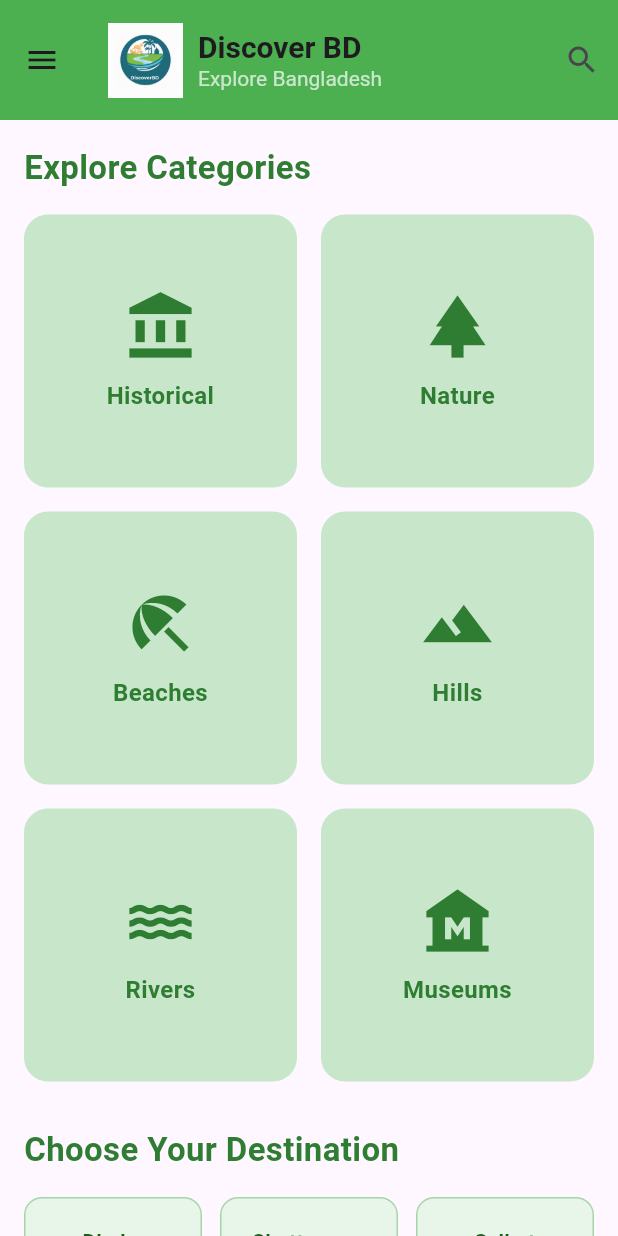
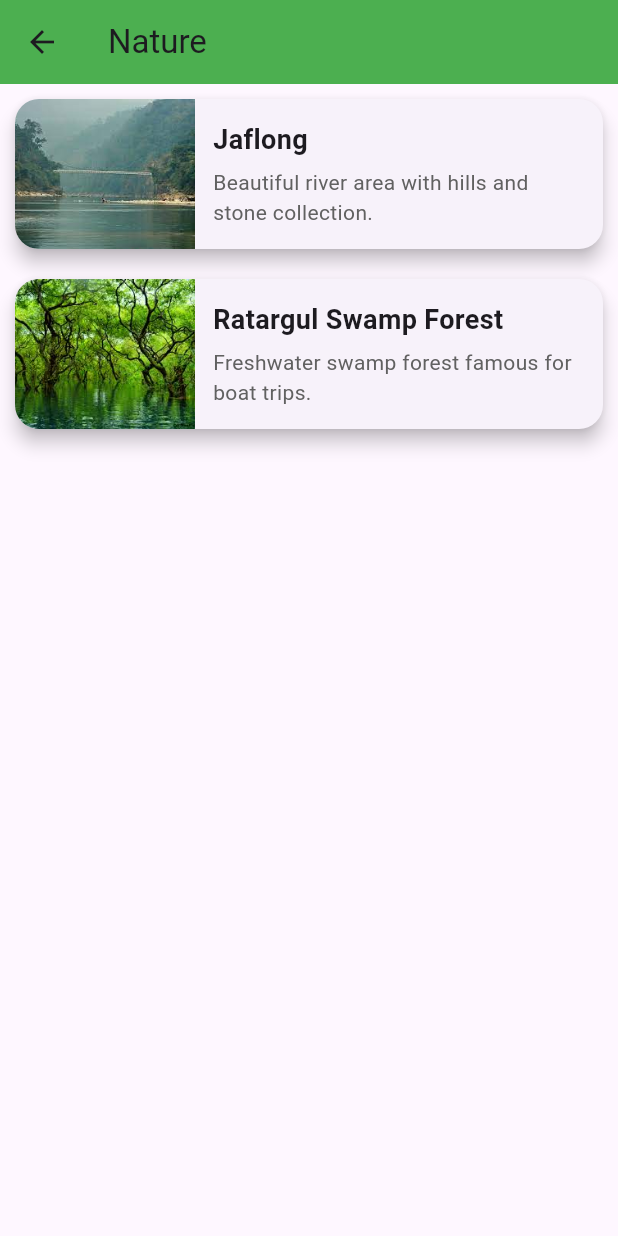
Before and after one commit to dasjoy7/sad_travel_project, a Flutter app: the screen it shows after launch, after a tap on "Sign In", after a tap on "Nature", on a phone screen of 412 x 824 dp. Run offline on Flutter 3.47's test engine with Material 3 defaults, Android fonts, the phone set to English and light mode, and no system bars.

Commit message:
tourist places added

```diff
--- /dev/null
+++ b/lib/data/tourist_places_data.dart
@@ -0,0 +1,40 @@
+import '../models/tourist_place.dart';
+
+List<TouristPlace> touristPlaces = [
+  TouristPlace(
+    name: "Jaflong",
+    description: "Beautiful river area with hills and stone collection.",
+    imageUrl: "assets/images/jaflong.jpg",
+    district: "Sylhet",
+    category: "Nature",
+    details:
+    "Jaflong is a scenic spot located in Sylhet, known for its crystal-clear river, rolling hills, and stone collection activities. It’s one of the most popular tourist spots in Bangladesh.",
+  ),
+  TouristPlace(
+    name: "Ratargul Swamp Forest",
+    description: "Freshwater swamp forest famous for boat trips.",
+    imageUrl: "assets/images/ratargul.jpg",
+    district: "Sylhet",
+    category: "Nature",
+    details:
+    "Ratargul is one of the few swamp forests in Bangladesh. During the rainy season, it becomes fully submerged, making boat rides a breathtaking experience.",
+  ),
+  TouristPlace(
+    name: "Lalbagh Fort",
+    description: "17th century Mughal fort in Dhaka.",
+    imageUrl: "assets/images/lalbagh.jpg",
+    district: "Dhaka",
+    category: "Historical",
+    details:
+    "Lalbagh Fort is an incomplete 17th-century Mughal fort complex. It stands as an important historical monument and attracts thousands of visitors every year.",
+  ),
+  TouristPlace(
+    name: "Cox’s Bazar Sea Beach",
+    description: "Longest unbroken sea beach in the world.",
+    imageUrl: "assets/images/coxbazar.jpg",
+    district: "Cox’s Bazar",
+    category: "Beaches",
+    details:
+    "Cox’s Bazar is famous for having the world’s longest natural sandy sea beach. It’s a hub for tourism, seafood, and beach activities.",
+  ),
+];
--- /dev/null
+++ b/lib/models/tourist_place.dart
@@ -0,0 +1,17 @@
+class TouristPlace {
+  final String name;
+  final String description;
+  final String imageUrl;
+  final String district;
+  final String category;
+  final String details;
+
+  TouristPlace({
+    required this.name,
+    required this.description,
+    required this.imageUrl,
+    required this.district,
+    required this.category,
+    required this.details,
+  });
+}
--- a/lib/pages/home_page.dart
+++ b/lib/pages/home_page.dart
@@ -1,17 +1,12 @@
 import 'package:flutter/material.dart';
+import 'package:sad_travel_project/data/tourist_places_data.dart';
+import 'all_jilas_page.dart';
+import 'package:sad_travel_project/pages/places_list_page.dart';
 
 class HomePage extends StatelessWidget {
   final String username;
 
   HomePage({this.username = "Guest"});
-
-  // List of Bangladesh districts (Jilas)
-  final List<String> jilas = [
-    "Dhaka", "Chattogram", "Sylhet", "Khulna", "Rajshahi",
-    "Barishal", "Rangpur", "Mymensingh", "Comilla", "Jessore",
-    "Bogra", "Cox's Bazar", "Pabna", "Tangail", "Dinajpur",
-    // add more as needed
-  ];
 
   @override
   Widget build(BuildContext context) {
@@ -21,7 +16,13 @@ class HomePage extends StatelessWidget {
           padding: EdgeInsets.zero,
           children: [
             DrawerHeader(
-              decoration: BoxDecoration(color: Colors.green),
+              decoration: BoxDecoration(
+                gradient: LinearGradient(
+                  colors: [Colors.green, Colors.teal],
+                  begin: Alignment.topLeft,
+                  end: Alignment.bottomRight,
+                ),
+              ),
               child: Column(
                 crossAxisAlignment: CrossAxisAlignment.start,
                 mainAxisAlignment: MainAxisAlignment.center,
@@ -95,7 +96,57 @@ class HomePage extends StatelessWidget {
         child: Column(
           crossAxisAlignment: CrossAxisAlignment.start,
           children: [
-            // 1. Explore Categories
+            // 1. Choose Your Destination
+            Text(
+              'Choose Your Destination',
+              style: TextStyle(
+                  fontSize: 22,
+                  fontWeight: FontWeight.bold,
+                  color: Colors.green[800]),
+            ),
+            SizedBox(height: 16),
+            InkWell(
+              onTap: () {
+                Navigator.push(
+                  context,
+                  MaterialPageRoute(builder: (context) => AllJilasPage()),
+                );
+              },
+              borderRadius: BorderRadius.circular(16),
+              splashColor: Colors.green.withOpacity(0.3),
+              child: Container(
+                height: 100,
+                decoration: BoxDecoration(
+                  gradient: LinearGradient(
+                    colors: [Colors.green.shade300, Colors.green.shade600],
+                    begin: Alignment.topLeft,
+                    end: Alignment.bottomRight,
+                  ),
+                  borderRadius: BorderRadius.circular(16),
+                  boxShadow: [
+                    BoxShadow(
+                      color: Colors.green.withOpacity(0.4),
+                      blurRadius: 8,
+                      offset: Offset(2, 4),
+                    ),
+                  ],
+                ),
+                child: Center(
+                  child: Text(
+                    'Tap to View All Jilas',
+                    style: TextStyle(
+                      fontSize: 20,
+                      fontWeight: FontWeight.bold,
+                      color: Colors.white,
+                      letterSpacing: 1,
+                    ),
+                  ),
+                ),
+              ),
+            ),
+            SizedBox(height: 30),
+
+            // 2. Explore Categories
             Text(
               'Explore Categories',
               style: TextStyle(
@@ -111,41 +162,17 @@ class HomePage extends StatelessWidget {
               shrinkWrap: true,
               physics: NeverScrollableScrollPhysics(),
               children: [
-                optionBlock('Historical', Icons.account_balance),
-                optionBlock('Nature', Icons.park),
-                optionBlock('Beaches', Icons.beach_access),
-                optionBlock('Hills', Icons.terrain),
-                optionBlock('Rivers', Icons.water),
-                optionBlock('Museums', Icons.museum),
+                optionBlock('Historical', Icons.account_balance, context),
+                optionBlock('Nature', Icons.park, context),
+                optionBlock('Beaches', Icons.beach_access, context),
+                optionBlock('Hills', Icons.terrain, context),
+                optionBlock('Rivers', Icons.water, context),
+                optionBlock('Museums', Icons.museum, context),
               ],
             ),
             SizedBox(height: 30),
 
-            // 2. Choose Your Destination
-            Text(
-              'Choose Your Destination',
-              style: TextStyle(
-                  fontSize: 22,
-                  fontWeight: FontWeight.bold,
-                  color: Colors.green[800]),
-            ),
-            SizedBox(height: 16),
-            GridView.builder(
-              itemCount: jilas.length,
-              shrinkWrap: true,
-              physics: NeverScrollableScrollPhysics(),
-              gridDelegate: SliverGridDelegateWithFixedCrossAxisCount(
-                  crossAxisCount: 3,
-                  crossAxisSpacing: 12,
-                  mainAxisSpacing: 12,
-                  childAspectRatio: 2),
-              itemBuilder: (context, index) {
-                return destinationCard(jilas[index]);
-              },
-            ),
-            SizedBox(height: 30),
-
-            // 3. Other Sections (Blogs, Videos, Food, Festivals)
+            // 3. Popular Sections
             Text(
               'Popular Sections',
               style: TextStyle(
@@ -161,10 +188,10 @@ class HomePage extends StatelessWidget {
               shrinkWrap: true,
               physics: NeverScrollableScrollPhysics(),
               children: [
-                optionBlock('Travel Blogs', Icons.book),
-                optionBlock('Travel Videos', Icons.video_collection),
-                optionBlock('Food & Cuisine', Icons.restaurant),
-                optionBlock('Festivals & Events', Icons.event),
+                optionBlock('Travel Blogs', Icons.book, context),
+                optionBlock('Travel Videos', Icons.video_collection, context),
+                optionBlock('Food & Cuisine', Icons.restaurant, context),
+                optionBlock('Festivals & Events', Icons.event, context),
               ],
             ),
           ],
@@ -173,54 +200,55 @@ class HomePage extends StatelessWidget {
     );
   }
 
-  // Reusable category block
-  Widget optionBlock(String title, IconData icon) {
-    return Container(
-      decoration: BoxDecoration(
-        color: Colors.green[100],
-        borderRadius: BorderRadius.circular(16),
-      ),
-      child: InkWell(
-        onTap: () {},
+  // Reusable category block with navigation
+  Widget optionBlock(String title, IconData icon, BuildContext context) {
+    // Filter places according to the selected category
+    final filteredPlaces = touristPlaces
+        .where((place) => place.category == title)
+        .toList();
+
+    return InkWell(
+      borderRadius: BorderRadius.circular(16),
+      splashColor: Colors.green.withOpacity(0.3),
+      onTap: () {
+        Navigator.push(
+          context,
+          MaterialPageRoute(
+            builder: (context) =>
+                PlacesListPage(title: title, places: filteredPlaces),
+          ),
+        );
+      },
+      child: Container(
+        decoration: BoxDecoration(
+          gradient: LinearGradient(
+            colors: [Colors.green.shade200, Colors.green.shade400],
+            begin: Alignment.topLeft,
+            end: Alignment.bottomRight,
+          ),
+          borderRadius: BorderRadius.circular(16),
+          boxShadow: [
+            BoxShadow(
+              color: Colors.green.withOpacity(0.4),
+              blurRadius: 6,
+              offset: Offset(2, 4),
+            ),
+          ],
+        ),
         child: Column(
           mainAxisAlignment: MainAxisAlignment.center,
           children: [
-            Icon(icon, size: 50, color: Colors.green[800]),
+            Icon(icon, size: 50, color: Colors.white),
             SizedBox(height: 10),
             Text(
               title,
               textAlign: TextAlign.center,
               style: TextStyle(
-                  fontSize: 16, fontWeight: FontWeight.bold, color: Colors.green[800]),
+                  fontSize: 16, fontWeight: FontWeight.bold, color: Colors.white),
             ),
           ],
         ),
       ),
     );
   }
-
-  // Destination Card
-  Widget destinationCard(String title) {
-    return Container(
-      decoration: BoxDecoration(
-        color: Colors.green[50],
-        borderRadius: BorderRadius.circular(12),
-        border: Border.all(color: Colors.green.shade200),
-      ),
-      child: InkWell(
-        onTap: () {
-          // TODO: Navigate to district details
-        },
-        child: Center(
-          child: Text(
-            title,
-            style: TextStyle(
-                fontWeight: FontWeight.bold,
-                color: Colors.green[900]),
-            textAlign: TextAlign.center,
-          ),
-        ),
-      ),
-    );
-  }
 }
--- /dev/null
+++ b/lib/pages/places_list_page.dart
@@ -0,0 +1,77 @@
+import 'package:flutter/material.dart';
+import '../models/tourist_place.dart';
+import 'place_detail_page.dart';
+
+class PlacesListPage extends StatelessWidget {
+  final String title;
+  final List<TouristPlace> places;
+
+  PlacesListPage({required this.title, required this.places});
+
+  @override
+  Widget build(BuildContext context) {
+    return Scaffold(
+      appBar: AppBar(
+        title: Text(title),
+        backgroundColor: Colors.green,
+      ),
+      body: ListView.builder(
+        itemCount: places.length,
+        itemBuilder: (context, index) {
+          final place = places[index];
+          return Card(
+            margin: EdgeInsets.all(10),
+            shape: RoundedRectangleBorder(
+              borderRadius: BorderRadius.circular(16),
+            ),
+            elevation: 5,
+            child: InkWell(
+              borderRadius: BorderRadius.circular(16),
+              onTap: () {
+                Navigator.push(
+                  context,
+                  MaterialPageRoute(
+                    builder: (context) => PlaceDetailPage(place: place),
+                  ),
+                );
+              },
+              child: Row(
+                children: [
+                  ClipRRect(
+                    borderRadius: BorderRadius.horizontal(left: Radius.circular(16)),
+                    child: Image.asset(
+                      place.imageUrl,
+                      height: 100,
+                      width: 120,
+                      fit: BoxFit.cover,
+                    ),
+                  ),
+                  Expanded(
+                    child: Padding(
+                      padding: EdgeInsets.all(12),
+                      child: Column(
+                        crossAxisAlignment: CrossAxisAlignment.start,
+                        children: [
+                          Text(place.name,
+                              style: TextStyle(
+                                  fontSize: 18, fontWeight: FontWeight.bold)),
+                          SizedBox(height: 5),
+                          Text(
+                            place.description,
+                            maxLines: 2,
+                            overflow: TextOverflow.ellipsis,
+                            style: TextStyle(color: Colors.grey[700]),
+                          ),
+                        ],
+                      ),
+                    ),
+                  ),
+                ],
+              ),
+            ),
+          );
+        },
+      ),
+    );
+  }
+}
--- a/pubspec.yaml
+++ b/pubspec.yaml
@@ -60,6 +60,10 @@ flutter:
   # To add assets to your application, add an assets section, like this:
   assets:
     - assets/images/logo.jpg
+    - assets/images/jaflong.jpg
+    - assets/images/lalbagh.jpg
+    - assets/images/coxbazar.jpg
+    - assets/images/ratargul.jpg
 
 
   # An image asset can refer to one or more resolution-specific "variants", see
```
Also changed, not shown: lib/pages/all_jilas_page.dart (added, +90 -0 lines), lib/pages/place_detail_page.dart (added, +40 -0 lines), assets/images/coxbazar.jpg (added), assets/images/jaflong.jpg (added), assets/images/lalbagh.jpg (added), assets/images/ratargul.jpg (added).
